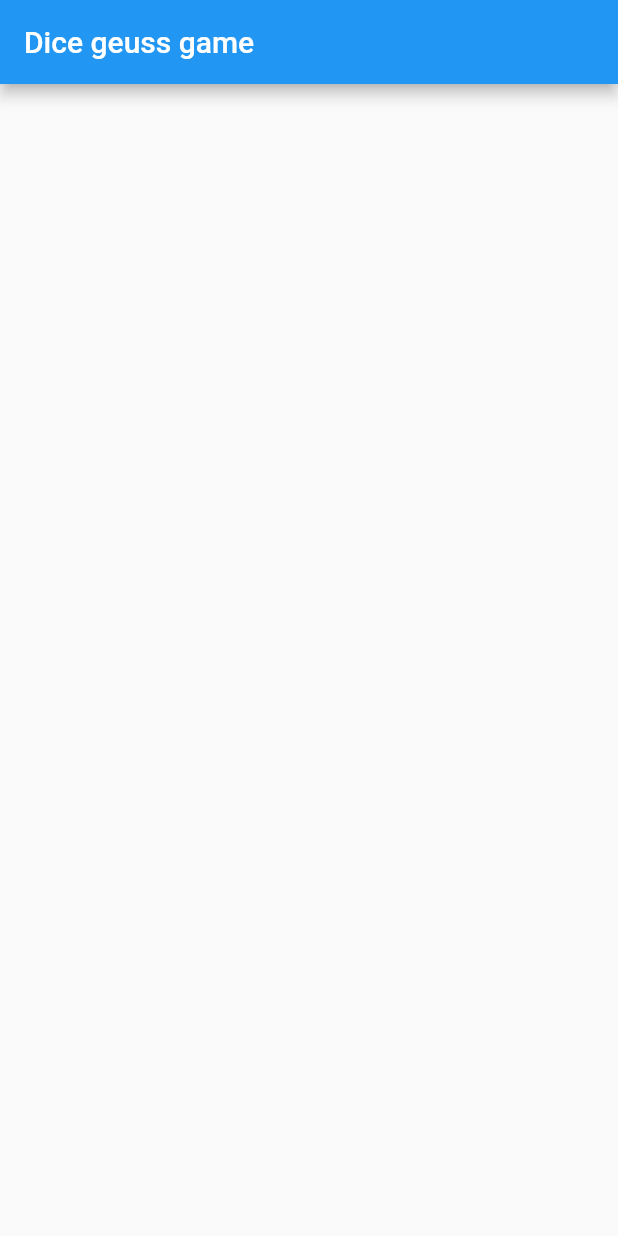
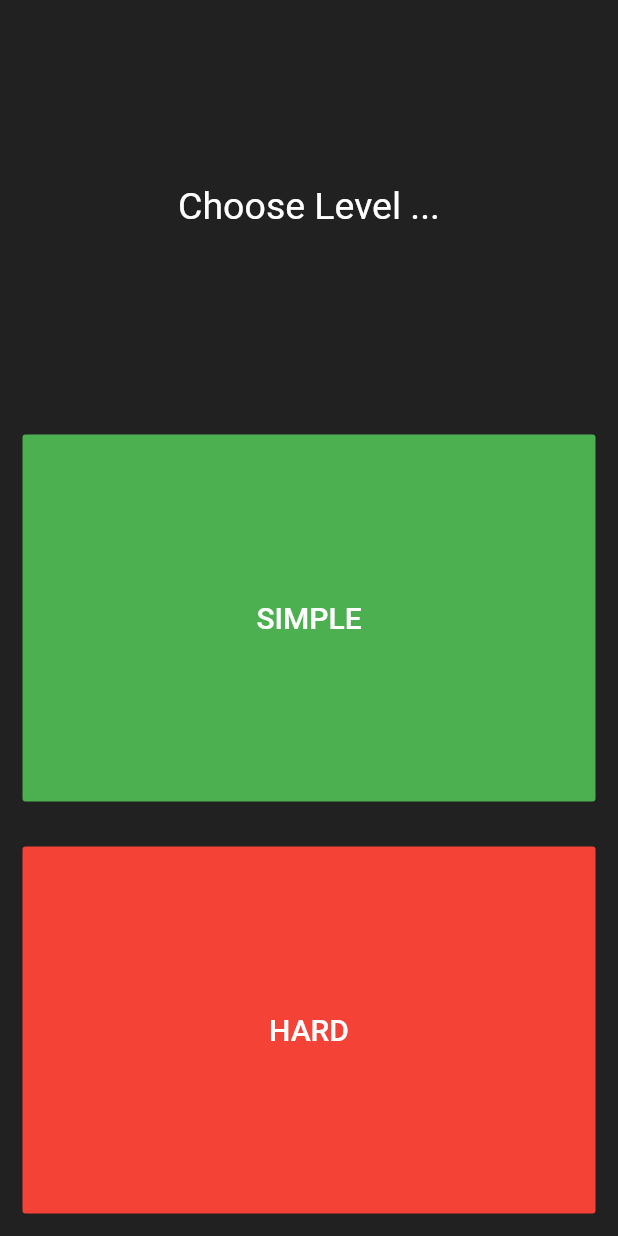
Before and after one commit to razasaddiqi/DiceGuessingGame, a Flutter app: the screen it shows after launch, on a phone screen of 412 x 824 dp. Run offline on Flutter 3.47's test engine with Material 2 defaults, Android fonts, the phone set to English and light mode, and no system bars.

```diff
--- a/lib/main.dart
+++ b/lib/main.dart
@@ -8,12 +8,67 @@ class MyHomePage extends StatefulWidget {
 
 class _MyHomePageState extends State<MyHomePage> {
 
-
   @override
   Widget build(BuildContext context) {
     return Scaffold(
-      appBar: AppBar(
-        title: Text("Dice geuss game"),
+      backgroundColor: Colors.grey.shade900,
+      body: Column(
+        mainAxisAlignment: MainAxisAlignment.spaceBetween,
+        crossAxisAlignment: CrossAxisAlignment.stretch,
+        children: <Widget>[
+          Expanded(
+            flex: 1,
+            child: Padding(
+              padding: EdgeInsets.all(10.0),
+              child: Center(
+                child: Text(
+                  "Choose Level ...",
+                  textAlign: TextAlign.center,
+                  style: TextStyle(
+                    fontSize: 25.0,
+                    color: Colors.white,
+                  ),
+                ),
+              ),
+            ),
+          ),
+          Expanded(
+            child: Padding(
+              padding: EdgeInsets.all(15.0),
+              child: FlatButton(
+                color: Colors.green,
+                child: Text(
+                  'SIMPLE',
+                  style: TextStyle(
+                    color: Colors.white,
+                    fontSize: 20.0,
+                  ),
+                ),
+                onPressed: () {
+                  //The user picked true.
+                },
+              ),
+            ),
+          ),
+          Expanded(
+            child: Padding(
+              padding: EdgeInsets.all(15.0),
+              child: FlatButton(
+                color: Colors.red,
+                child: Text(
+                  'HARD',
+                  style: TextStyle(
+                    fontSize: 20.0,
+                    color: Colors.white,
+                  ),
+                ),
+                onPressed: () {
+                  //The user picked false.
+                },
+              ),
+            ),
+          ),
+        ],
       ),
     );
   }
```
Also changed, not shown: 5 other files.
